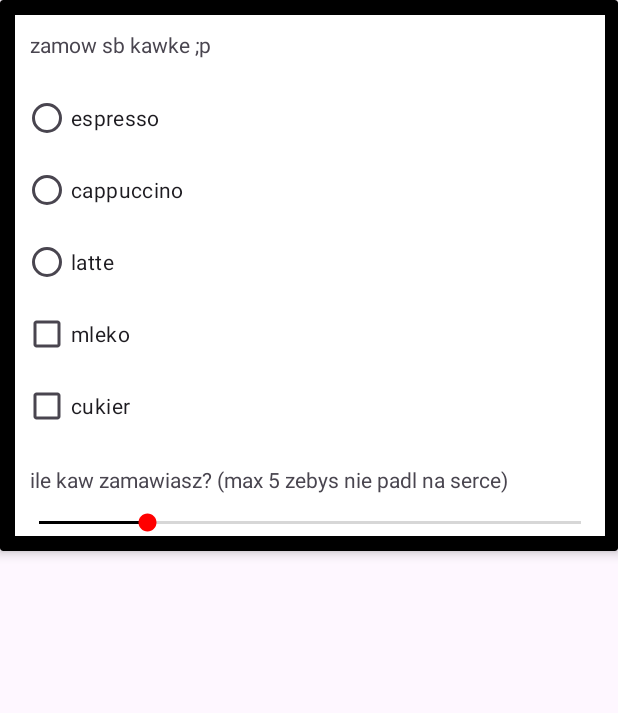
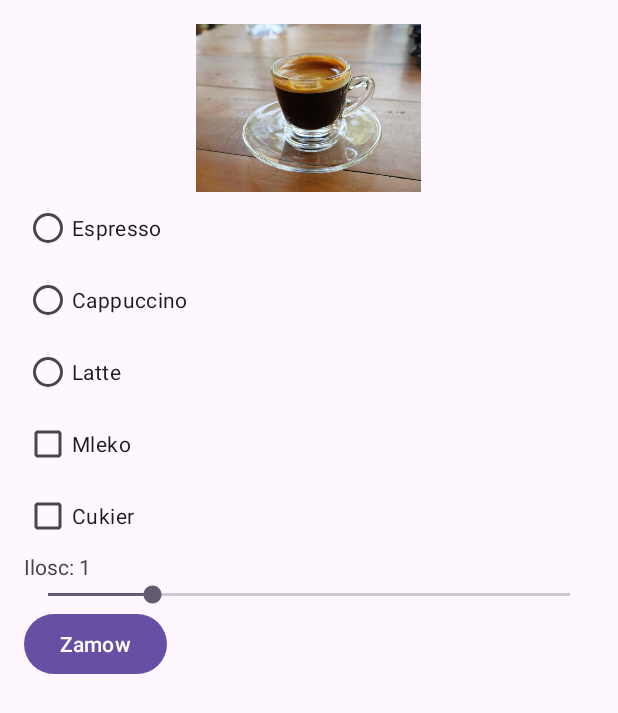
Before and after one commit to Szymonium/2mobilne, an Android app: the layout activity_main.xml on its own in the app's theme, with its tools: preview values and no code run, on a phone screen of 412 x 824 dp. Shown: the top 713 px of the screen. Run offline under Robolectric (Android 15) with nearby library versions, the phone set to English and light mode, and no system bars.

Commit message:
Update activity_main.xml

```diff
--- a/app/src/main/res/layout/activity_main.xml
+++ b/app/src/main/res/layout/activity_main.xml
@@ -1,91 +1,78 @@
-<androidx.cardview.widget.CardView android:layout_width="wrap_content"
-    android:layout_height="wrap_content"
+<?xml version="1.0" encoding="utf-8"?>
+<androidx.constraintlayout.widget.ConstraintLayout xmlns:android="http://schemas.android.com/apk/res/android"
+    xmlns:tools="http://schemas.android.com/tools"
     android:id="@+id/main"
-    xmlns:app="http://schemas.android.com/apk/res-auto"
-    android:paddingEnd="10dp"
-    android:paddingStart="16dp"
-    xmlns:android="http://schemas.android.com/apk/res/android"
-    app:cardElevation="4dp"
-    app:cardBackgroundColor="#000000">
-
-    <LinearLayout
-        android:layout_width="393dp"
-        android:layout_height="wrap_content"
-        android:layout_margin="10dp"
-        android:layout_gravity="top"
-        android:gravity="center_vertical"
-        android:orientation="vertical"
-        android:background="#FFFFFF">
-
-        <TextView
-            android:layout_width="wrap_content"
-            android:layout_height="wrap_content"
-            android:layout_margin="10dp"
-            android:text="zamow sb kawke ;p" />
+    android:layout_width="match_parent"
+    android:layout_height="match_parent"
+    tools:context=".MainActivity">
 
     <LinearLayout
         android:layout_width="match_parent"
+        android:layout_height="match_parent"
+        android:orientation="vertical"
+        android:padding="16dp">
+
+        <ImageView
+            android:id="@+id/coffeeImage"
+            android:layout_width="wrap_content"
             android:layout_height="wrap_content"
-            android:orientation="horizontal">
+            android:layout_gravity="center"
+            android:maxWidth="150dp"
+            android:maxHeight="150dp"
+            android:scaleType="fitCenter"
+            android:adjustViewBounds="true"
+            android:src="@drawable/espresso" />
 
         <RadioGroup
-                android:id="@+id/coffee_radiogroup"
+            android:id="@+id/radio_group"
+            android:layout_width="wrap_content"
+            android:layout_height="wrap_content">
+            <RadioButton
+                android:id="@+id/radio_espresso"
                 android:layout_width="wrap_content"
                 android:layout_height="wrap_content"
-                android:padding="5dp">
-
+                android:text="Espresso" />
             <RadioButton
-                    android:id="@+id/espresso_radiobutton"
+                android:id="@+id/radio_cappuccino"
                 android:layout_width="wrap_content"
                 android:layout_height="wrap_content"
-                    android:text="espresso" />
-
+                android:text="Cappuccino" />
             <RadioButton
-                    android:id="@+id/cappuccino_radiobutton"
+                android:id="@+id/radio_latte"
                 android:layout_width="wrap_content"
                 android:layout_height="wrap_content"
-                    android:text="cappuccino" />
+                android:text="Latte" />
+        </RadioGroup>
 
-                <RadioButton
-                    android:id="@+id/latte_radiobutton"
+        <CheckBox
+            android:id="@+id/checkbox_milk"
             android:layout_width="wrap_content"
             android:layout_height="wrap_content"
-                    android:text="latte" />
+            android:text="Mleko" />
 
         <CheckBox
-                    android:id="@+id/mleko_checkBox"
+            android:id="@+id/checkbox_sugar"
             android:layout_width="wrap_content"
             android:layout_height="wrap_content"
-                    android:text="mleko" />
+            android:text="Cukier" />
 
-                <CheckBox
-                    android:id="@+id/cukier_checkBox"
+        <TextView
+            android:id="@+id/text_quantity"
             android:layout_width="wrap_content"
             android:layout_height="wrap_content"
-                    android:text="cukier" />
-            </RadioGroup>
+            android:text="Ilosc: 1" />
 
-            <ImageView
-                android:layout_width="match_parent"
-                android:layout_height="match_parent"
-                android:contentDescription="coffeeImage"
-                android:scaleType="centerCrop"
-                android:id="@+id/imageView"/>
-
-        </LinearLayout>
-        <TextView
-            android:layout_width="match_parent"
-            android:layout_height="match_parent"
-            android:text="ile kaw zamawiasz? (max 5 zebys nie padl na serce)"
-            android:layout_margin="10dp"/>
         <SeekBar
-            android:id="@+id/seekBar"
+            android:id="@+id/seekbar_quantity"
             android:layout_width="match_parent"
             android:layout_height="wrap_content"
             android:max="5"
-            android:progress="1"
-            android:progressBackgroundTint="#666666"
-            android:progressTint="#000000"
-            android:thumbTint="#FF0000" />
+            android:progress="1" />
+
+        <Button
+            android:id="@+id/button_order"
+            android:layout_width="wrap_content"
+            android:layout_height="wrap_content"
+            android:text="Zamow" />
     </LinearLayout>
-</androidx.cardview.widget.CardView>
+</androidx.constraintlayout.widget.ConstraintLayout>
```
Lines whose indentation alone changed are shown as unchanged.
